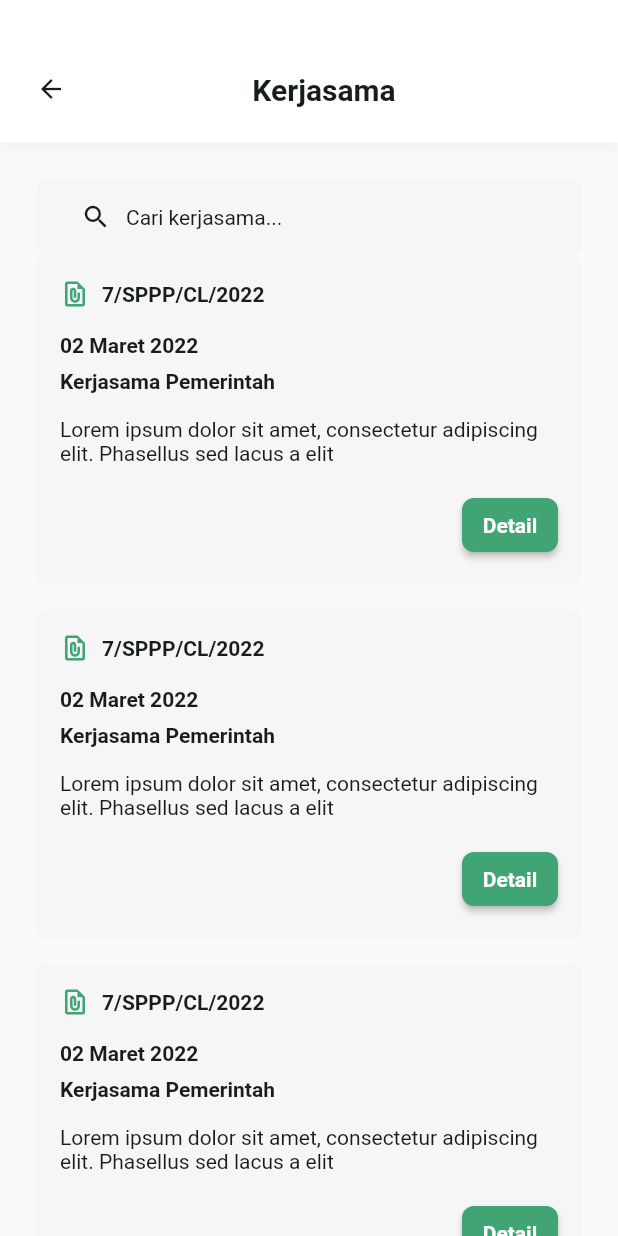
After one commit to FahrendraKhoirul/lestari, a Flutter app: the KerjasamaView screen opened directly, on a phone screen of 412 x 824 dp. The commit adds this screen. Run offline on Flutter 3.47's test engine with Material 2 defaults, Android fonts, the phone set to English and light mode, and no system bars; our stand-ins replace flutter_animate, get; network calls fail.

Commit message:
Add UI Aduan and Kerjasama

```diff
--- a/lib/app/global_widgets/app_bar.dart
+++ b/lib/app/global_widgets/app_bar.dart
@@ -1,7 +1,7 @@
 import 'package:flutter/material.dart';
 import 'package:lestari/constants.dart';
 
-Padding appBar(String title) {
+Padding appBar(BuildContext context, String title) {
   return Padding(
     padding: const EdgeInsets.only(
         left: paddingMedium,
@@ -11,7 +11,11 @@ Padding appBar(String title) {
     child: Row(
       mainAxisAlignment: MainAxisAlignment.center,
       children: [
-        const Icon(Icons.arrow_back, color: white, size: 20),
+        InkWell(
+            onTap: () {
+              Navigator.pop(context);
+            },
+            child: const Icon(Icons.arrow_back, color: white, size: 20)),
         const Spacer(),
         Text(title,
             style: customTextStyle(
@@ -21,3 +25,28 @@ Padding appBar(String title) {
     ),
   );
 }
+
+Padding appBarLight(BuildContext context, String title) {
+  return Padding(
+    padding: const EdgeInsets.only(
+        left: paddingMedium,
+        right: paddingMedium,
+        top: paddingMedium * 2,
+        bottom: paddingMedium),
+    child: Row(
+      mainAxisAlignment: MainAxisAlignment.center,
+      children: [
+        InkWell(
+            onTap: () {
+              Navigator.pop(context);
+            },
+            child: const Icon(Icons.arrow_back, color: earieBlack, size: 20)),
+        const Spacer(),
+        Text(title,
+            style: customTextStyle(
+                weight: FontWeight.w600, color: earieBlack, size: 20)),
+        const Spacer(),
+      ],
+    ),
+  );
+}
--- /dev/null
+++ b/lib/app/global_widgets/card_kerjasama.dart
@@ -0,0 +1,45 @@
+import 'package:flutter/material.dart';
+import 'package:lestari/app/global_widgets/custom_buttons.dart';
+import 'package:lestari/constants.dart';
+
+Container cardKerjasama(String number, date, work, desc) {
+  return Container(
+    margin: const EdgeInsets.only(bottom: paddingSmall),
+    padding: const EdgeInsets.symmetric(
+        horizontal: paddingSmall, vertical: paddingSmall),
+    decoration: BoxDecoration(
+      borderRadius: BorderRadius.circular(roundedSize),
+      color: extraLightGrey,
+    ),
+    child: Column(
+      crossAxisAlignment: CrossAxisAlignment.start,
+      children: [
+        Row(
+          children: [
+            const Icon(Icons.file_present_outlined, color: darkGreen, size: 20),
+            const SizedBox(width: paddingXXSmall),
+            Text(
+              number,
+              style: customTextStyle(size: 14, weight: FontWeight.w600),
+            ),
+          ],
+        ),
+        const SizedBox(height: paddingSmall),
+        Text(date, style: customTextStyle(size: 14, weight: FontWeight.w600)),
+        const SizedBox(height: paddingXXSmall),
+        Text(work, style: customTextStyle(size: 14, weight: FontWeight.w600)),
+        const SizedBox(height: paddingSmall),
+        Text(
+          desc,
+          style: paragraph,
+          overflow: TextOverflow.ellipsis,
+          maxLines: 2,
+        ),
+        const SizedBox(height: paddingSmall),
+        Align(
+            alignment: Alignment.bottomRight,
+            child: buttonSmall("Detail", () => {}))
+      ],
+    ),
+  );
+}
--- a/lib/app/global_widgets/card_sampah.dart
+++ b/lib/app/global_widgets/card_sampah.dart
@@ -14,7 +14,7 @@ Container cardSampah(String title, percent, update, other) {
       children: [
         Text(
           title,
-          style: customTextStyle(size: 14, weight: FontWeight.w600),
+          style: customTextStyle(size: 16, weight: FontWeight.w600),
         ),
         const SizedBox(height: paddingMedium),
         Text(percent,
--- a/lib/app/global_widgets/custom_buttons.dart
+++ b/lib/app/global_widgets/custom_buttons.dart
@@ -23,7 +23,7 @@ Widget buttonSmall(String text, Function() fun) {
   return ElevatedButton(
     onPressed: fun,
     style: ElevatedButton.styleFrom(
-        fixedSize: const Size(double.infinity, 50),
+        padding: const EdgeInsets.all(paddingXXSmall),
         backgroundColor: darkGreen,
         shape: RoundedRectangleBorder(
             borderRadius: BorderRadius.circular(roundedSize))),
--- /dev/null
+++ b/lib/app/global_widgets/search_field.dart
@@ -0,0 +1,32 @@
+import 'package:flutter/material.dart';
+import 'package:lestari/constants.dart';
+
+SizedBox searchField(double screenWidth, String hint, void Function(String value) doSomething) {
+  return SizedBox(
+      width: screenWidth * 1,
+      child: TextFormField(
+        onFieldSubmitted: doSomething,
+        decoration: InputDecoration(
+          filled: true,
+          focusedBorder: OutlineInputBorder(
+            borderSide: const BorderSide(color: extraLightGrey),
+            borderRadius: BorderRadius.circular(roundedSize),
+          ),
+          fillColor: extraLightGrey,
+          enabledBorder: OutlineInputBorder(
+              borderRadius: BorderRadius.circular(roundedSize),
+              borderSide: const BorderSide(color: extraLightGrey, width: 3)),
+          contentPadding: const EdgeInsets.symmetric(vertical: paddingSmall),
+          hintText: hint,
+          hintStyle: paragraph,
+          prefixIcon: const Padding(
+            padding: EdgeInsets.only(left: 30, right: 10),
+            child: Icon(
+              Icons.search,
+              color: earieBlack,
+              size: 20,
+            ),
+          ),
+        ),
+      ));
+}
--- a/lib/app/modules/try/views/datasampah_view.dart
+++ b/lib/app/modules/try/views/datasampah_view.dart
@@ -16,7 +16,7 @@ class DataSampahView extends GetView<TryController> {
         body: Column(
           crossAxisAlignment: CrossAxisAlignment.start,
           children: [
-            appBar("Data Sampah"),
+            appBar(context, "Data Sampah"),
             Expanded(
               child: Container(
                 decoration: const BoxDecoration(
--- /dev/null
+++ b/lib/app/modules/try/views/kerjasama_view.dart
@@ -0,0 +1,49 @@
+import 'package:flutter/material.dart';
+import 'package:lestari/app/global_widgets/app_bar.dart';
+import 'package:lestari/app/global_widgets/card_kerjasama.dart';
+import 'package:lestari/app/global_widgets/search_field.dart';
+import 'package:lestari/constants.dart';
+
+class KerjasamaView extends StatelessWidget {
+  const KerjasamaView({super.key});
+
+  @override
+  Widget build(BuildContext context) {
+    var screenWidth = MediaQuery.of(context).size.width;
+
+    return Scaffold(
+      body: SingleChildScrollView(
+        child: Column(
+          children: [
+            Container(
+              decoration:
+                  BoxDecoration(boxShadow: cardShadowSmall, color: white),
+              child: appBarLight(context, "Kerjasama"),
+            ),
+            Padding(
+              padding: const EdgeInsets.symmetric(
+                  horizontal: paddingMedium, vertical: paddingMedium),
+              child: Column(
+                children: [
+                  searchField(screenWidth, "Cari kerjasama...", (value) {}),
+                  ListView.builder(
+                    itemCount: 4,
+                    shrinkWrap: true,
+                    physics: const NeverScrollableScrollPhysics(),
+                    itemBuilder: (context, index) {
+                      return cardKerjasama(
+                          "7/SPPP/CL/2022",
+                          "02 Maret 2022",
+                          "Kerjasama Pemerintah",
+                          "Lorem ipsum dolor sit amet, consectetur adipiscing elit. Phasellus sed lacus a elit");
+                    },
+                  )
+                ],
+              ),
+            )
+          ],
+        ),
+      ),
+    );
+  }
+}
--- a/lib/app/modules/try/views/sarpras_view.dart
+++ b/lib/app/modules/try/views/sarpras_view.dart
@@ -12,7 +12,7 @@ class SarprasView extends StatelessWidget {
       backgroundColor: extraDarkGreen,
       body: Column(
         children: [
-          appBar("Sarpras"),
+          appBar(context, "Sarpras"),
           Expanded(
               child: Container(
             decoration: const BoxDecoration(
```
Also changed, not shown: lib/app/global_widgets/card_aduan.dart (added, +40 -0 lines), lib/app/modules/try/views/aduan_view.dart (added, +45 -0 lines), pubspec.lock, pubspec.yaml (line endings or trailing spaces).
